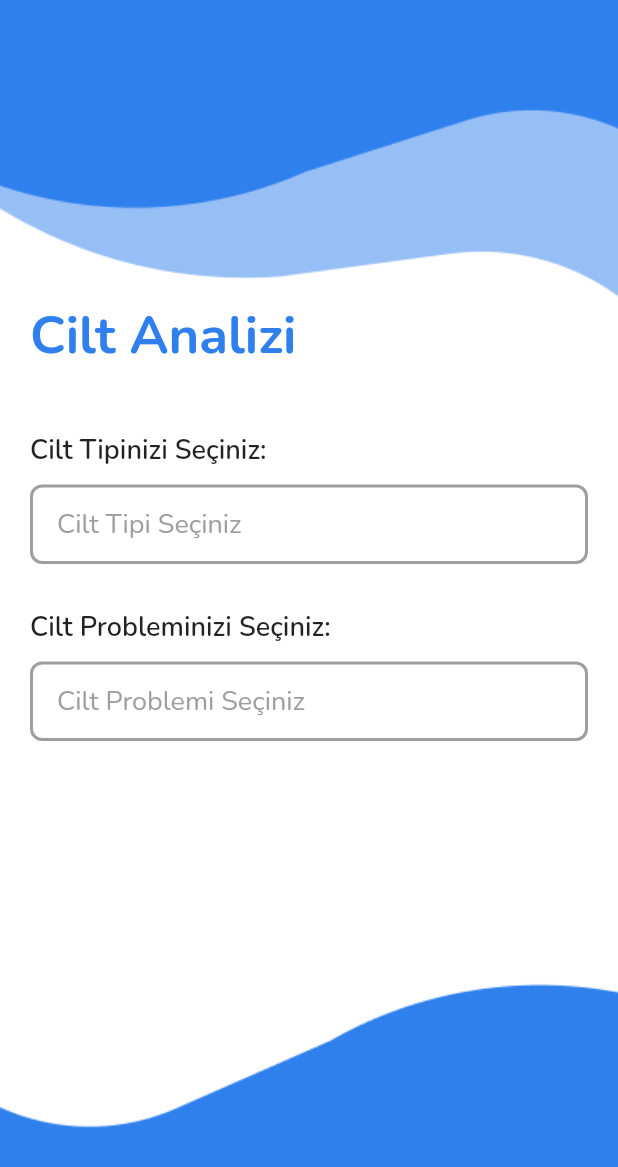
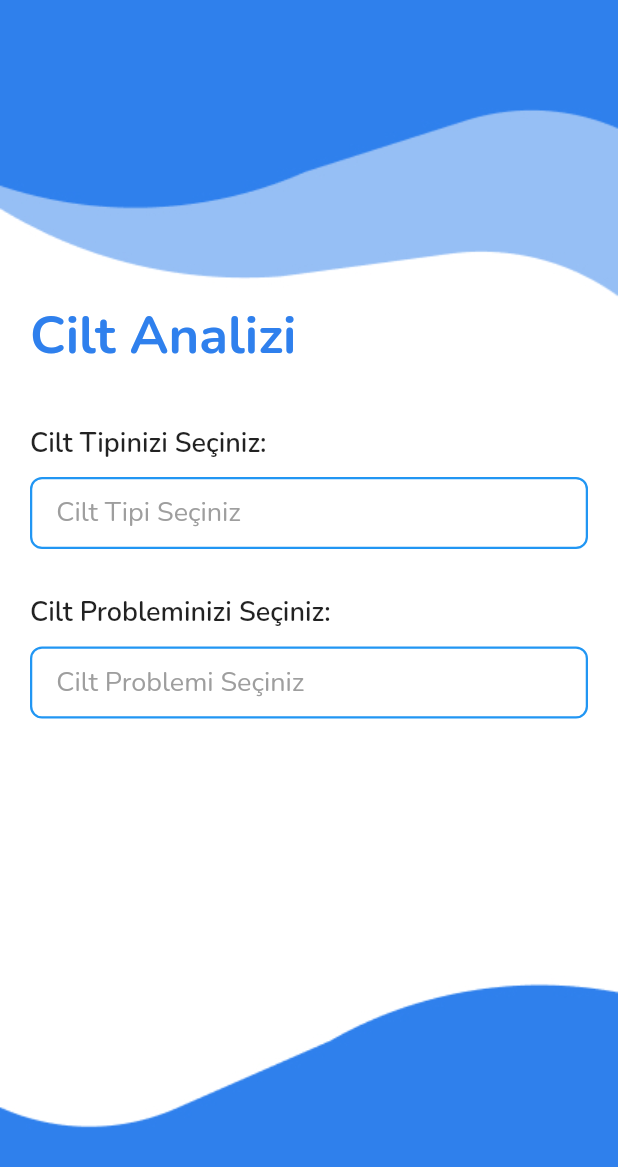
Before and after one commit to haticeakkus/OyunveUygulamaAkademisiBootcamp-F80, a Flutter app: the SkinAnalysisPage screen opened by its route, on a phone screen of 412 x 824 dp. Shown: the top 1167 px of the screen. Run offline on Flutter 3.47's test engine with Material 2 defaults, Android fonts, the light colour scheme and no system bars; our stand-ins replace cloud_firestore, firebase_auth, firebase_core; accounts and stored records are empty; network calls fail.

Commit message:
skin analysis page completed
+page designs edited

```diff
--- a/dermaliz/lib/login_page.dart
+++ b/dermaliz/lib/login_page.dart
@@ -111,13 +111,13 @@ class LoginPage extends StatelessWidget {
                   child: ElevatedButton(
                     onPressed: () => handleLoginButtonPressed(context),
                     style: ElevatedButton.styleFrom(
-                      primary: Color(0xFF2F80ED), // Buton rengini 0xFF2F80ED olarak ayarlayın
+                      primary: Color(0xFF2F80ED),
                       shape: RoundedRectangleBorder(
                         borderRadius: BorderRadius.circular(10),
                       ),
                     ),
                     child: Container(
-                      width: 150.0, // Genişliği 150.0 olarak ayarlayın
+                      width: 150.0,
                       padding: EdgeInsets.symmetric(vertical: 15),
                       alignment: Alignment.center,
                       child: Text(
--- a/dermaliz/lib/main.dart
+++ b/dermaliz/lib/main.dart
@@ -28,7 +28,7 @@ class MyApp extends StatelessWidget {
         '/login': (context) => LoginPage(),
         '/register': (context) => RegisterPage(),
         '/skin-analysis': (context) => SkinAnalysisPage(),
-        '/product_recommendation': (context) => ProductRecommendationPage(),
+        '/product_recommendation': (context) => ProductRecommendPage(skinType: '', skinProblem: '',),
       },
     );
   }
--- a/dermaliz/lib/skin_analysis_page.dart
+++ b/dermaliz/lib/skin_analysis_page.dart
@@ -1,4 +1,6 @@
 import 'package:flutter/material.dart';
+import 'package:dermaliz/product_recommendation_page.dart';
+
 
 class SkinAnalysisPage extends StatefulWidget {
   const SkinAnalysisPage({super.key});
@@ -41,7 +43,7 @@ class _SkinAnalysisPageState extends State<SkinAnalysisPage> {
                   fontWeight: FontWeight.w700,
                 ),
               ),
-              SizedBox(height: 40),
+              SizedBox(height: 35),
               Text(
                 'Cilt Tipinizi Seçiniz:',
                 style: TextStyle(
@@ -57,13 +59,13 @@ class _SkinAnalysisPageState extends State<SkinAnalysisPage> {
                 },
                 child: Container(
                   width: double.infinity,
-                  padding: EdgeInsets.symmetric(vertical: 12, horizontal: 16),
+                  padding: EdgeInsets.symmetric(vertical: 10, horizontal: 16),
                   decoration: BoxDecoration(
                     color: Colors.white,
                     borderRadius: BorderRadius.circular(8),
                     border: Border.all(
-                      color: selectedSkinType.isEmpty ? Colors.grey : Colors.blue,
-                      width: 2,
+                      color: selectedSkinType.isEmpty ? Colors.blue : Colors.blue,
+                      width: selectedSkinType.isEmpty ? 1.5 : 2,
                     ),
                   ),
                   child: Text(
@@ -100,13 +102,13 @@ class _SkinAnalysisPageState extends State<SkinAnalysisPage> {
                 },
                 child: Container(
                   width: double.infinity,
-                  padding: EdgeInsets.symmetric(vertical: 12, horizontal: 16),
+                  padding: EdgeInsets.symmetric(vertical: 10, horizontal: 16),
                   decoration: BoxDecoration(
                     color: Colors.white,
                     borderRadius: BorderRadius.circular(8),
                     border: Border.all(
-                      color: selectedSkinProblem.isEmpty ? Colors.grey : Colors.blue,
-                      width: 2,
+                      color: selectedSkinProblem.isEmpty ? Colors.blue : Colors.blue,
+                      width: selectedSkinProblem.isEmpty ? 1.5 : 2,
                     ),
                   ),
                   child: Text(
@@ -119,6 +121,55 @@ class _SkinAnalysisPageState extends State<SkinAnalysisPage> {
                   ),
                 ),
               ),
+              SizedBox(height: 30),
+              if (selectedSkinProblem.isNotEmpty) // Add this condition to show the recommendation
+                Column(
+                  crossAxisAlignment: CrossAxisAlignment.center,
+                  children: [
+                    Text(
+                      'Cilt Probleminize Uygun Ürün:',
+                      style: TextStyle(
+                        fontFamily: "Nunito",
+                        fontSize: 18,
+                        fontWeight: FontWeight.w600,
+                      ),
+                      textAlign: TextAlign.center,
+                    ),
+                    SizedBox(height: 5),
+                    Center(
+                      child: SizedBox(
+                        width: 250.0,
+                        child: ElevatedButton(
+                          onPressed: () {
+                            Navigator.push(
+                              context,
+                              MaterialPageRoute(
+                                builder: (context) => ProductRecommendPage(
+                                  skinType: selectedSkinType,
+                                  skinProblem: selectedSkinProblem,
+                                ),
+                              ),
+                            );
+                          },
+                          style: ElevatedButton.styleFrom(
+                            primary: Color(0xFF2F80ED),
+                            shape: RoundedRectangleBorder(
+                              borderRadius: BorderRadius.circular(10),
+                            ),
+                          ),
+                          child: Text('Önerilen Ürünü Gör',
+                            style: TextStyle(
+                            fontFamily: "Nunito",
+                            fontSize: 16,
+                            fontWeight: FontWeight.w500,
+                          ),),
+                        ),
+                      ),
+                    ),
+                  ],
+                ),
+
+
             ],
           ),
         ),
@@ -131,14 +182,14 @@ class _SkinAnalysisPageState extends State<SkinAnalysisPage> {
       context: context,
       builder: (BuildContext context) {
         return AlertDialog(
-          title: Text('Cilt Tipinizi Seçiniz',
+          title: Text(
+            'Cilt Tipinizi Seçiniz',
             style: TextStyle(
               fontFamily: "Nunito",
               fontSize: 18,
               fontWeight: FontWeight.w600,
             ),
           ),
-
           content: SingleChildScrollView(
             child: ListBody(
               children: skinTypes.map((type) {
@@ -170,7 +221,8 @@ class _SkinAnalysisPageState extends State<SkinAnalysisPage> {
       context: context,
       builder: (BuildContext context) {
         return AlertDialog(
-          title: Text('Cilt Probleminizi Seçiniz',
+          title: Text(
+            'Cilt Probleminizi Seçiniz',
             style: TextStyle(
               fontFamily: "Nunito",
               fontSize: 18,
```
Also changed, not shown: dermaliz/lib/product_recommendation_page.dart (+31 -3 lines), dermaliz/lib/register_page.dart (+21 -5 lines).
